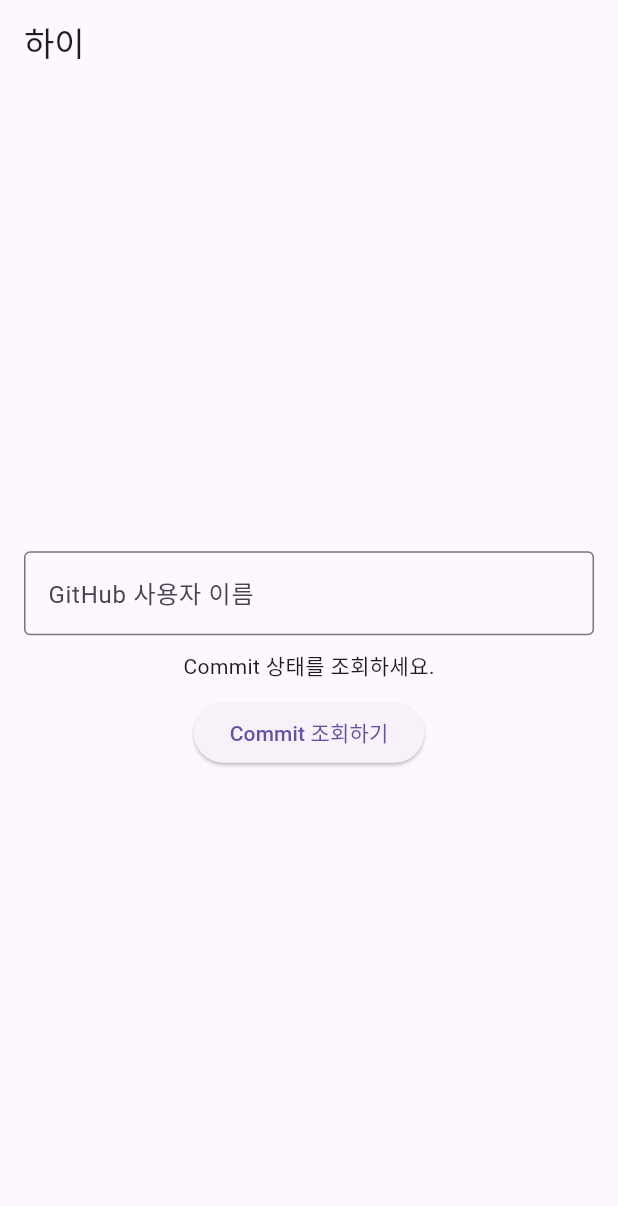
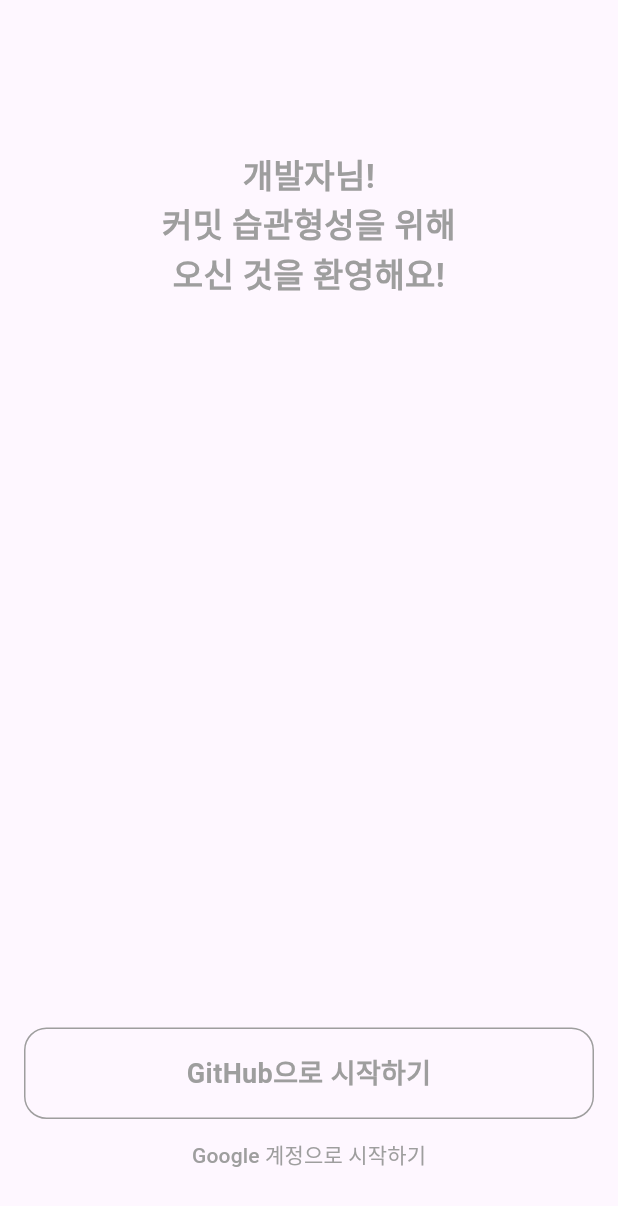
Before and after one commit to SeoNaRu/git_alarm, a Flutter app: the screen it shows after launch, on a phone screen of 412 x 824 dp. Shown: the top 1206 px of the screen. Run offline on Flutter 3.47's test engine with Material 3 defaults, Android fonts, the phone set to English and light mode, and no system bars; our stand-ins replace equatable, flutter_bloc, flutter_dotenv; missing offline and left inert: dart:ffi.

Commit message:
fead: login UI

```diff
--- /dev/null
+++ b/devtools_options.yaml
@@ -0,0 +1 @@
+extensions:
--- /dev/null
+++ b/lib/home/view/home_view.dart
@@ -0,0 +1,15 @@
+import 'package:flutter/material.dart';
+
+class HomeView extends StatefulWidget {
+  const HomeView({super.key});
+
+  @override
+  State<HomeView> createState() => _HomeViewState();
+}
+
+class _HomeViewState extends State<HomeView> {
+  @override
+  Widget build(BuildContext context) {
+    return Container();
+  }
+}
--- a/lib/login/view/login_view.dart
+++ b/lib/login/view/login_view.dart
@@ -1,10 +1,4 @@
 import 'package:flutter/material.dart';
-import 'package:flutter_bloc/flutter_bloc.dart';
-import 'package:git_commit/login/bloc/login_bloc.dart';
-import 'package:git_commit/login/bloc/login_event.dart';
-import 'package:git_commit/login/bloc/login_state.dart';
-import 'package:http/http.dart' as http;
-import 'dart:convert';
 
 class LoginView extends StatefulWidget {
   const LoginView({super.key});
@@ -14,47 +8,59 @@
 }
 
 class _LoginViewState extends State<LoginView> {
-  final TextEditingController _usernameController = TextEditingController();
-
   @override
   Widget build(BuildContext context) {
     return Scaffold(
-        appBar: AppBar(
-          title: const Text('하이'),
-        ),
-        body: BlocBuilder<LoginBloc, LoginState>(
-          builder: (context, state) {
-            return Container(
-              padding: EdgeInsets.all(16),
-              child: Column(
-                mainAxisAlignment: MainAxisAlignment.center,
-                children: <Widget>[
-                  TextField(
-                    controller: _usernameController,
-                    decoration: InputDecoration(
-                      labelText: 'GitHub 사용자 이름',
-                      border: OutlineInputBorder(),
+      body: SafeArea(
+        child: Padding(
+          padding: const EdgeInsets.fromLTRB(16, 100, 16, 30),
+          child: Column(
+            mainAxisAlignment: MainAxisAlignment.spaceBetween,
+            children: [
+              const Text(
+                '개발자님!\n커밋 습관형성을 위해\n오신 것을 환영해요!',
+                textAlign: TextAlign.center,
+                style: TextStyle(
+                    fontSize: 22,
+                    fontWeight: FontWeight.bold,
+                    color: Colors.grey),
+              ),
+              Column(
+                children: [
+                  Container(
+                    width: double.infinity,
+                    height: 61,
+                    decoration: BoxDecoration(
+                      border: Border.all(
+                        color: Colors.grey,
+                        width: 1.0,
+                      ),
+                      // 모서리 둥글게 설정
+                      borderRadius: BorderRadius.circular(15),
+                    ),
+                    child: Center(
+                      child: Text(
+                        'GitHub으로 시작하기',
+                        style: TextStyle(
+                            fontSize: 18,
+                            fontWeight: FontWeight.bold,
+                            color: Colors.grey),
+                      ),
                     ),
                   ),
-                  const SizedBox(height: 10),
-                  if (state.githubLoading)
-                    CircularProgressIndicator()
-                  else
-                    Text(state.commitMessage),
-                  const SizedBox(height: 10),
-                  ElevatedButton(
-                    onPressed: state.githubLoading
-                        ? null
-                        : () {
-                            context.read<LoginBloc>().add((GitHubName(
-                                nickName: _usernameController.text)));
-                          },
-                    child: Text('Commit 조회하기'),
+                  TextButton(
+                    onPressed: () {},
+                    child: Text(
+                      'Google 계정으로 시작하기',
+                      style: TextStyle(fontSize: 14, color: Colors.grey),
+                    ),
                   ),
                 ],
               ),
-            );
-          },
-        ));
+            ],
+          ),
+        ),
+      ),
+    );
   }
 }
```
Also changed, not shown: lib/login/view/login_view_test.dart (added, +60 -0 lines), 3 other files.
